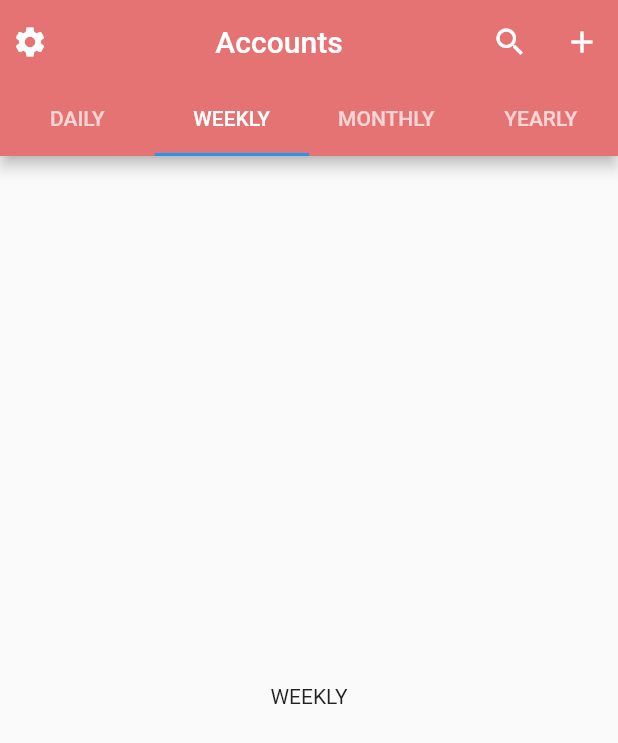
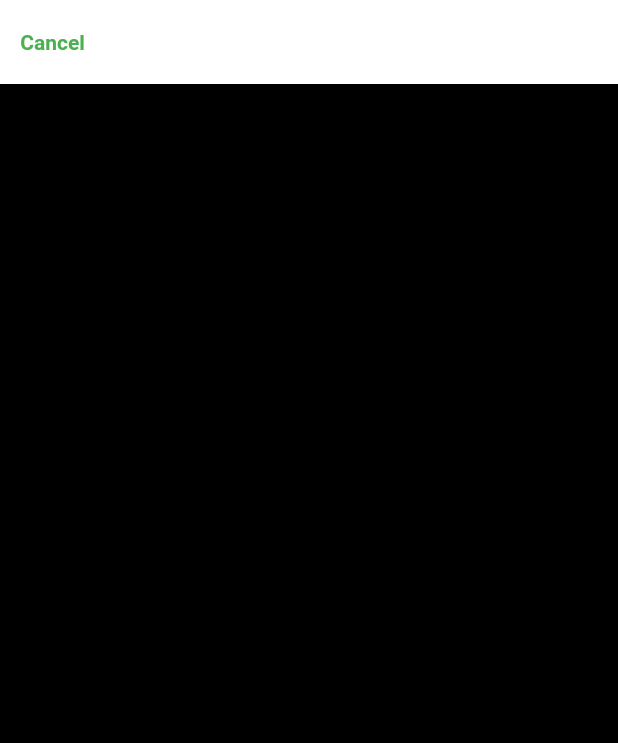
Before and after one commit to al-saqr/cashtrack, a Flutter app: the screen it shows after launch, tab 2 chosen, after a tap on the "settings" icon, on a phone screen of 412 x 824 dp. Shown: the top 743 px of the screen. Run offline on Flutter 3.47's test engine with Material 2 defaults, Android fonts, the phone set to English and light mode, and no system bars; our stand-ins replace carousel_slider.

Commit message:
add: settings page

```diff
--- a/lib/main.dart
+++ b/lib/main.dart
@@ -1,9 +1,5 @@
-import 'package:cashtrack/ui/pages/daily/daily_tab.dart';
-import 'package:cashtrack/ui/pages/monthly/monthly_tab.dart';
-import 'package:cashtrack/ui/pages/weekly/weekly_tab.dart';
-import 'package:cashtrack/ui/pages/yearly/yearly_tab.dart';
-import 'package:cashtrack/ui/widgets/buttons.dart';
-import 'package:cashtrack/ui/widgets/tabs.dart';
+import 'package:cashtrack/routes/routes.dart';
+
 import 'package:flutter/material.dart';
 
 void main() => runApp(const MyApp());
@@ -14,35 +10,15 @@ class MyApp extends StatelessWidget {
   @override
   Widget build(BuildContext context) {
     return MaterialApp(
+      theme: ThemeData(
+        appBarTheme: AppBarTheme(
+          backgroundColor: Colors.red.shade300,
+        ),
+      ),
+      routes: routes,
+      initialRoute: '/',
       debugShowCheckedModeBanner: false,
       title: 'Material App',
-      home: DefaultTabController(
-        initialIndex: 2,
-        length: 4,
-        child: Scaffold(
-          appBar: AppBar(
-            backgroundColor: Colors.red.shade300,
-            title: const Center(
-              child: Text(
-                'Accounts',
-              ),
-            ),
-            leading: settingsIcon,
-            actions: actionsList,
-            bottom: const TabBar(
-              tabs: tabs,
-            ),
-          ),
-          body: const TabBarView(
-            children: <Widget>[
-              DailyTabPage(),
-              WeeklyTabPage(),
-              MonthlyTabPage(),
-              YearlyTabPage(),
-            ],
-          ),
-        ),
-      ),
     );
   }
 }
--- /dev/null
+++ b/lib/routes/routes.dart
@@ -0,0 +1,10 @@
+import 'package:cashtrack/ui/pages/main/main_page.dart';
+import 'package:flutter/material.dart';
+
+import '../ui/pages/settings/settings_page.dart';
+
+Map<String, WidgetBuilder> routes = {
+  '/': (context) => const MainPage(),
+  '/settings': (context) => SettingsPage(),
+  // '/search': (context) => SearchPage(),
+};
--- /dev/null
+++ b/lib/ui/pages/main/main_page.dart
@@ -0,0 +1,47 @@
+import 'package:flutter/material.dart';
+
+import '../../widgets/buttons.dart';
+import '../../widgets/tabs.dart';
+import './daily/daily_tab.dart';
+import './weekly/weekly_tab.dart';
+import './yearly/yearly_tab.dart';
+import './monthly/monthly_tab.dart';
+
+class MainPage extends StatelessWidget {
+  const MainPage({Key? key}) : super(key: key);
+
+  @override
+  Widget build(BuildContext context) {
+    return DefaultTabController(
+      initialIndex: 2,
+      length: 4,
+      child: Scaffold(
+        appBar: AppBar(
+          title: const Center(
+            child: Text(
+              'Accounts',
+            ),
+          ),
+          leading: IconButton(
+            alignment: Alignment.centerLeft,
+            onPressed: () => Navigator.of(context).pushNamed('/settings'),
+            icon: const Icon(Icons.settings),
+          ),
+          actions: actionsList,
+          bottom: const TabBar(
+            indicatorColor: Colors.white,
+            tabs: tabs,
+          ),
+        ),
+        body: const TabBarView(
+          children: <Widget>[
+            DailyTabPage(),
+            WeeklyTabPage(),
+            MonthlyTabPage(),
+            YearlyTabPage(),
+          ],
+        ),
+      ),
+    );
+  }
+}
--- a/lib/ui/pages/monthly/monthly_tab.dart
+++ b/lib/ui/pages/main/monthly/monthly_tab.dart
@@ -23,7 +23,7 @@ class MonthlyTabPage extends StatelessWidget {
                   ),
                 ),
                 Text(
-                  '\$ 25 000 000',
+                  r'$ 25 000 000',
                   style: TextStyle(
                     fontSize: 42,
                     fontWeight: FontWeight.bold,
--- /dev/null
+++ b/lib/ui/pages/settings/settings_page.dart
@@ -0,0 +1,25 @@
+import 'package:flutter/material.dart';
+
+class SettingsPage extends StatelessWidget {
+  const SettingsPage({Key? key}) : super(key: key);
+
+  @override
+  Widget build(BuildContext context) {
+    return Scaffold(
+      appBar: AppBar(
+        backgroundColor: Colors.white,
+        leadingWidth: 70,
+        leading: TextButton(
+            onPressed: () {},
+            child: Text(
+              style: TextStyle(
+                  color: Colors.green.shade500, fontWeight: FontWeight.bold),
+              'Cancel',
+            )),
+      ),
+      body: Container(
+        color: Colors.black,
+      ),
+    );
+  }
+}
--- a/lib/ui/widgets/buttons.dart
+++ b/lib/ui/widgets/buttons.dart
@@ -1,10 +1,4 @@
 import 'package:flutter/material.dart';
-
-final IconButton settingsIcon = IconButton(
-  alignment: Alignment.centerLeft,
-  onPressed: () {},
-  icon: const Icon(Icons.settings),
-);
 
 final actionsList = <IconButton>[
   IconButton(
```
Also changed, not shown: lib/ui/pages/main/daily/daily_tab.dart (renamed from lib/ui/pages/daily/daily_tab.dart), lib/ui/pages/main/weekly/weekly_tab.dart (renamed from lib/ui/pages/weekly/weekly_tab.dart), lib/ui/pages/main/yearly/yearly_tab.dart (renamed from lib/ui/pages/yearly/yearly_tab.dart).
